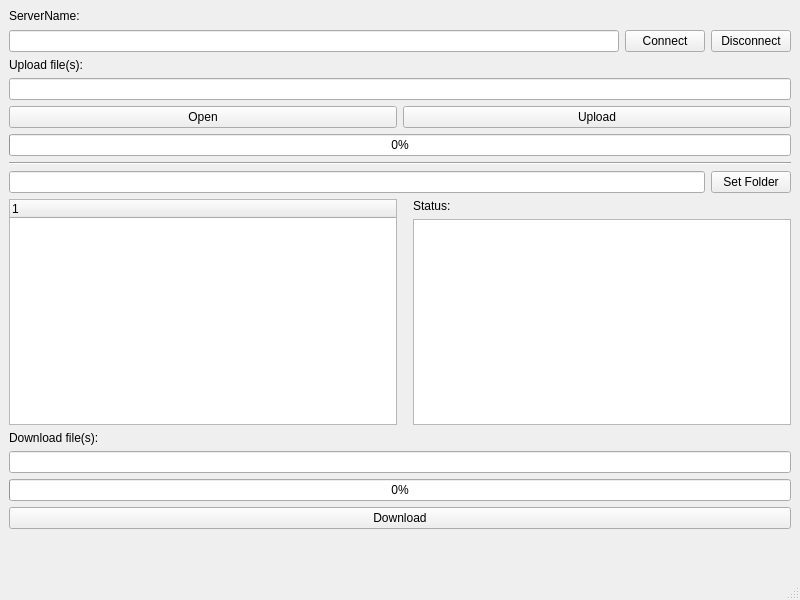
Above: tebrafile/mainwindow.ui from MATF-RS20/RS022-tebrafile before the change. Below: the same form after it.
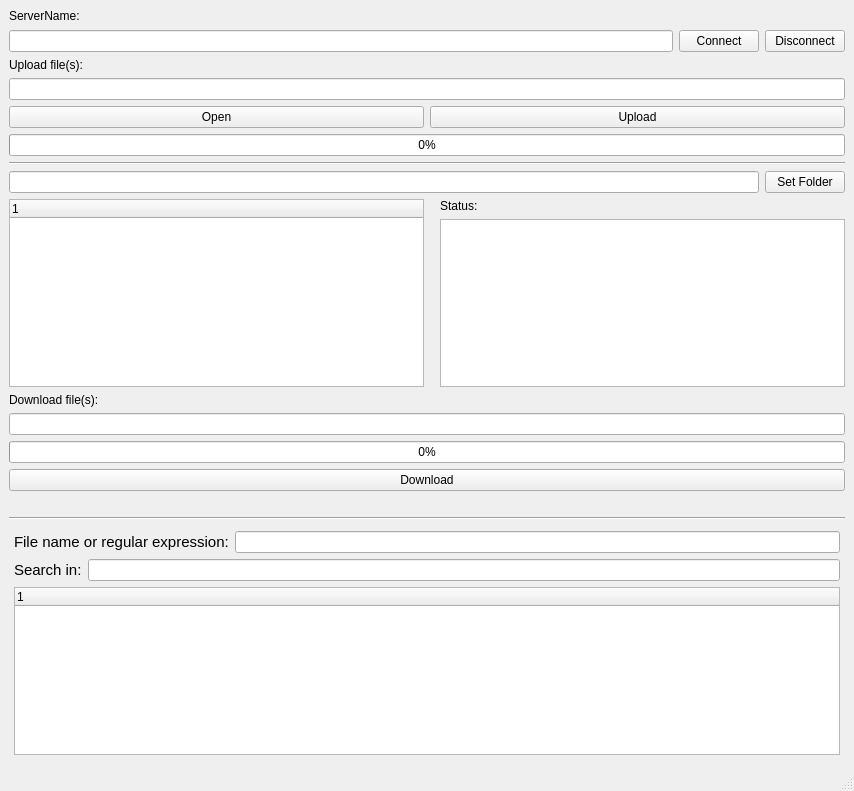
That is the form after the change.

```diff
--- a/tebrafile/mainwindow.ui
+++ b/tebrafile/mainwindow.ui
@@ -6,8 +6,8 @@
    <rect>
     <x>0</x>
     <y>0</y>
-    <width>800</width>
-    <height>600</height>
+    <width>854</width>
+    <height>791</height>
    </rect>
   </property>
   <property name="windowTitle">
@@ -184,11 +184,111 @@
       <property name="sizeHint" stdset="0">
        <size>
         <width>20</width>
-        <height>40</height>
+        <height>20</height>
        </size>
       </property>
      </spacer>
     </item>
+    <item>
+     <widget class="Line" name="line_2">
+      <property name="orientation">
+       <enum>Qt::Horizontal</enum>
+      </property>
+     </widget>
+    </item>
+    <item>
+     <layout class="QVBoxLayout" name="vl2">
+      <property name="sizeConstraint">
+       <enum>QLayout::SetMaximumSize</enum>
+      </property>
+      <property name="leftMargin">
+       <number>5</number>
+      </property>
+      <property name="topMargin">
+       <number>5</number>
+      </property>
+      <property name="rightMargin">
+       <number>5</number>
+      </property>
+      <property name="bottomMargin">
+       <number>5</number>
+      </property>
+      <item>
+       <layout class="QHBoxLayout" name="horizontalLayout">
+        <property name="leftMargin">
+         <number>0</number>
+        </property>
+        <property name="topMargin">
+         <number>0</number>
+        </property>
+        <property name="rightMargin">
+         <number>0</number>
+        </property>
+        <property name="bottomMargin">
+         <number>0</number>
+        </property>
+        <item>
+         <widget class="QLabel" name="label_4">
+          <property name="font">
+           <font>
+            <family>Ubuntu</family>
+            <pointsize>11</pointsize>
+            <weight>50</weight>
+            <bold>false</bold>
+           </font>
+          </property>
+          <property name="text">
+           <string>File name or regular expression:</string>
+          </property>
+         </widget>
+        </item>
+        <item>
+         <widget class="QLineEdit" name="lineEdit"/>
+        </item>
+       </layout>
+      </item>
+      <item>
+       <layout class="QHBoxLayout" name="horizontalLayout_2">
+        <property name="leftMargin">
+         <number>0</number>
+        </property>
+        <property name="topMargin">
+         <number>0</number>
+        </property>
+        <property name="rightMargin">
+         <number>0</number>
+        </property>
+        <property name="bottomMargin">
+         <number>0</number>
+        </property>
+        <item>
+         <widget class="QLabel" name="label_5">
+          <property name="font">
+           <font>
+            <pointsize>11</pointsize>
+           </font>
+          </property>
+          <property name="text">
+           <string>Search in:</string>
+          </property>
+         </widget>
+        </item>
+        <item>
+         <widget class="QLineEdit" name="lineEdit_2"/>
+        </item>
+       </layout>
+      </item>
+      <item>
+       <widget class="QTreeWidget" name="searchWidget">
+        <column>
+         <property name="text">
+          <string notr="true">1</string>
+         </property>
+        </column>
+       </widget>
+      </item>
+     </layout>
+    </item>
    </layout>
   </widget>
   <widget class="QMenuBar" name="menubar">
```
Left out of the diff: 2 changed lines with no effect on the pictures.
